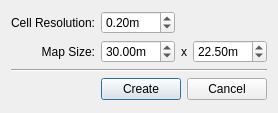
Before: the Qt Designer form newscenedialog.ui in ruffsl/discoverage, drawn with Qt 5.
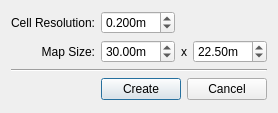
After: the same form once the commit is applied.

```diff
--- a/newscenedialog.ui
+++ b/newscenedialog.ui
@@ -31,6 +31,9 @@
        <property name="suffix">
         <string>m</string>
        </property>
+       <property name="decimals">
+        <number>3</number>
+       </property>
        <property name="value">
         <double>0.200000000000000</double>
        </property>
```
